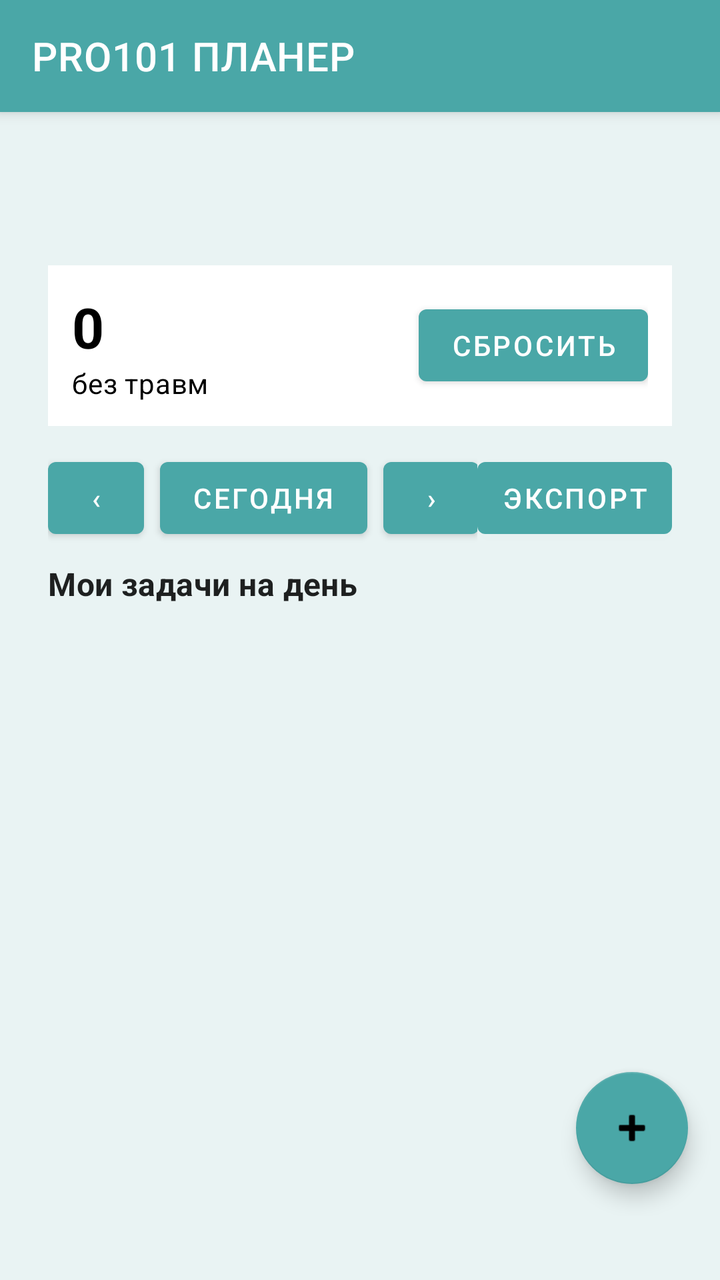
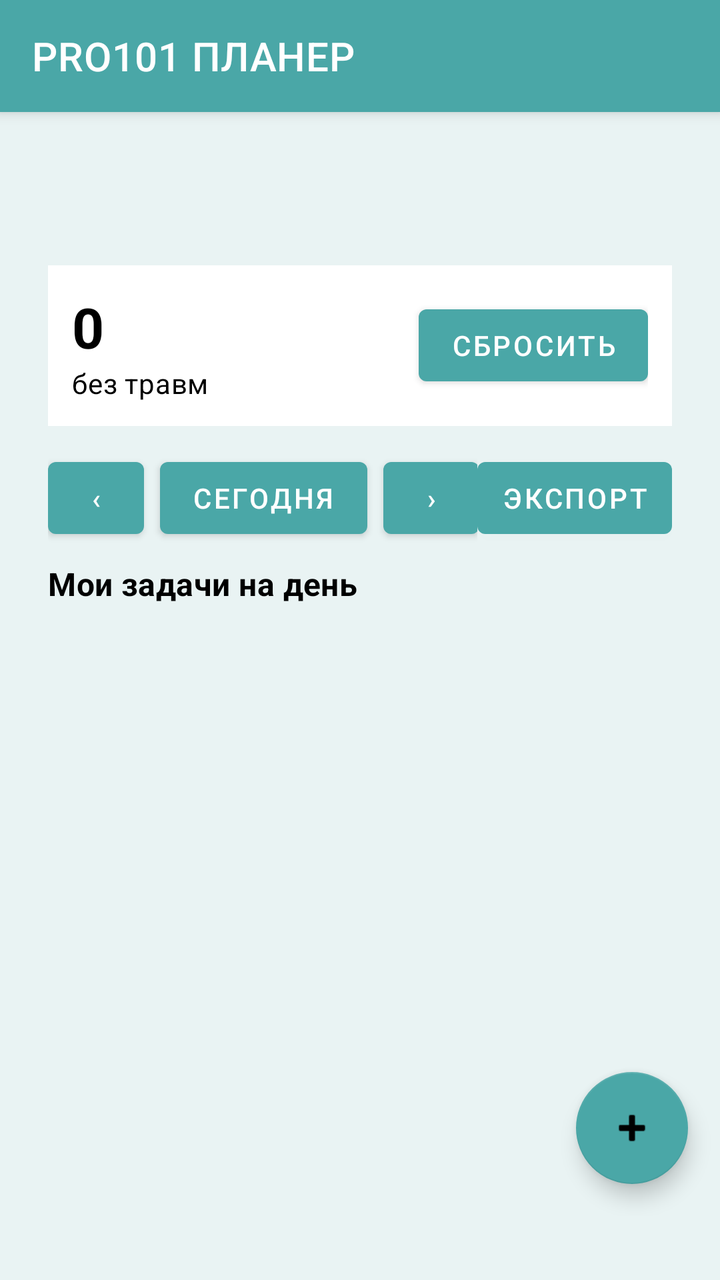

Screens rendered from an Android XML layout before and after an edit, with the pre-edit source and the edit as a unified diff.
<!-- AndroidManifest.xml: activity theme Theme.Planer -->
<!-- res/layout/activity_main.xml -->
<?xml version="1.0" encoding="utf-8"?>
<androidx.drawerlayout.widget.DrawerLayout xmlns:android="http://schemas.android.com/apk/res/android"
    xmlns:app="http://schemas.android.com/apk/res-auto"
    android:id="@+id/drawer_layout"
    android:layout_width="match_parent"
    android:layout_height="match_parent">

    <androidx.coordinatorlayout.widget.CoordinatorLayout
        android:layout_width="match_parent"
        android:layout_height="match_parent"
        android:paddingBottom="@dimen/safe_bottom_inset">

        <com.google.android.material.appbar.AppBarLayout
            android:id="@+id/app_bar_layout"
            android:layout_width="match_parent"
            android:layout_height="wrap_content"
            android:fitsSystemWindows="true">

            <androidx.appcompat.widget.Toolbar
                android:id="@+id/toolbar"
                android:layout_width="match_parent"
                android:layout_height="?attr/actionBarSize"
                android:background="?attr/colorPrimary"
                android:theme="?attr/actionBarTheme"
                app:title="@string/app_name"
                app:titleTextColor="@color/white" />
        </com.google.android.material.appbar.AppBarLayout>

        <androidx.core.widget.NestedScrollView
            android:id="@+id/content_container"
            android:layout_width="match_parent"
            android:layout_height="match_parent"
            android:background="@color/color_background"
            android:fillViewport="true"
            android:padding="12dp"
            app:layout_behavior="@string/appbar_scrolling_view_behavior">

            <LinearLayout
                android:layout_width="match_parent"
                android:layout_height="wrap_content"
                android:orientation="vertical">

                <LinearLayout
                    android:id="@+id/header_container"
                    android:layout_width="match_parent"
                    android:layout_height="wrap_content"
                    android:background="@color/color_background"
                    android:orientation="vertical"
                    android:padding="12dp">

                <TextView
                    android:id="@+id/day_name"
                    android:layout_width="wrap_content"
                    android:layout_height="wrap_content"
                    android:paddingBottom="4dp"
                    android:textAppearance="?attr/textAppearanceSubtitle1"
                    android:textColor="@color/black"
                    android:textStyle="bold"
                    app:autoSizeTextType="uniform"
                    app:autoSizeMinTextSize="14sp"
                    app:autoSizeMaxTextSize="22sp"
                    app:autoSizeStepGranularity="2sp" />

                <TextView
                    android:id="@+id/week_title"
                    android:layout_width="wrap_content"
                    android:layout_height="wrap_content"
                    android:paddingBottom="8dp"
                    android:textAppearance="?attr/textAppearanceBody2"
                    android:textColor="@color/black"
                    app:autoSizeTextType="uniform"
                    app:autoSizeMinTextSize="12sp"
                    app:autoSizeMaxTextSize="18sp"
                    app:autoSizeStepGranularity="2sp" />

                <LinearLayout
                    android:id="@+id/injury_counter_container"
                    android:layout_width="match_parent"
                    android:layout_height="wrap_content"
                    android:layout_marginBottom="12dp"
                    android:background="@color/white"
                    android:orientation="horizontal"
                    android:padding="12dp"
                    android:gravity="center_vertical">

                    <LinearLayout
                        android:layout_width="0dp"
                        android:layout_height="wrap_content"
                        android:layout_weight="1"
                        android:orientation="vertical">

                        <TextView
                            android:id="@+id/injury_counter_value"
                            android:layout_width="wrap_content"
                            android:layout_height="wrap_content"
                            android:text="0"
                            android:textColor="@color/black"
                            android:textSize="28sp"
                            android:textStyle="bold" />

                        <TextView
                            android:id="@+id/injury_counter_label"
                            android:layout_width="wrap_content"
                            android:layout_height="wrap_content"
                            android:text="@string/injury_free_suffix"
                            android:textColor="@color/black"
                            android:textAppearance="?attr/textAppearanceBody2" />
                    </LinearLayout>

                    <Button
                        android:id="@+id/injury_counter_reset"
                        android:layout_width="wrap_content"
                        android:layout_height="wrap_content"
                        android:text="@string/injury_free_reset" />
                </LinearLayout>

                    <LinearLayout
                        android:layout_width="match_parent"
                        android:layout_height="wrap_content"
                        android:orientation="horizontal"
                        android:layout_marginBottom="8dp">

                        <LinearLayout
                            android:layout_width="0dp"
                            android:layout_height="wrap_content"
                            android:layout_weight="1"
                            android:orientation="horizontal"
                            android:gravity="start">

                            <Button
                                android:id="@+id/prev_button"
                                android:layout_width="48dp"
                                android:layout_height="wrap_content"
                                android:text="‹" />

                            <Button
                                android:id="@+id/today_button"
                                android:layout_width="wrap_content"
                                android:layout_height="wrap_content"
                                android:layout_marginStart="8dp"
                                android:text="@string/today_button" />

                            <Button
                                android:id="@+id/next_button"
                                android:layout_width="48dp"
                                android:layout_height="wrap_content"
                                android:layout_marginStart="8dp"
                                android:text="›" />
                        </LinearLayout>

                        <Button
                            android:id="@+id/export_button"
                            android:layout_width="wrap_content"
                            android:layout_height="wrap_content"
                            android:text="@string/export_button"
                            android:drawableStart="@android:drawable/ic_menu_save"
                            android:paddingStart="12dp"
                            android:paddingEnd="12dp" />
                    </LinearLayout>

                    <TextView
                        android:layout_width="wrap_content"
                        android:layout_height="wrap_content"
                        android:text="@string/quick_tasks_label"
                        android:textAppearance="?attr/textAppearanceSubtitle1"
                        android:textStyle="bold"
                        android:paddingBottom="8dp" />
                </LinearLayout>

                <LinearLayout
                    android:id="@+id/day_container"
                    android:layout_width="match_parent"
                    android:layout_height="wrap_content"
                    android:orientation="vertical" />
            </LinearLayout>
        </androidx.core.widget.NestedScrollView>

        <com.google.android.material.floatingactionbutton.FloatingActionButton
            android:id="@+id/fab_add_task"
            android:layout_width="wrap_content"
            android:layout_height="wrap_content"
            android:layout_gravity="end|bottom"
            android:layout_margin="16dp"
            android:contentDescription="@string/today_button"
            app:srcCompat="@android:drawable/ic_input_add" />

    </androidx.coordinatorlayout.widget.CoordinatorLayout>

    <com.google.android.material.navigation.NavigationView
        android:id="@+id/navigation_view"
        android:layout_width="wrap_content"
        android:layout_height="match_parent"
        android:layout_gravity="start"
        app:headerLayout="@layout/nav_header"
        app:menu="@menu/menu_drawer" />

</androidx.drawerlayout.widget.DrawerLayout>
<!-- res/layout/nav_header.xml (included above) -->
<?xml version="1.0" encoding="utf-8"?>
<LinearLayout xmlns:android="http://schemas.android.com/apk/res/android"
    xmlns:app="http://schemas.android.com/apk/res-auto"
    android:layout_width="match_parent"
    android:layout_height="160dp"
    android:background="?attr/colorPrimary"
    android:gravity="bottom"
    android:orientation="vertical"
    android:padding="16dp">

    <TextView
        android:id="@+id/header_title"
        android:layout_width="wrap_content"
        android:layout_height="wrap_content"
        android:text="@string/nav_header_title"
        android:textColor="@color/white"
        android:textSize="20sp"
        android:textStyle="bold" />

    <TextView
        android:id="@+id/header_subtitle"
        android:layout_width="wrap_content"
        android:layout_height="wrap_content"
        android:layout_marginTop="4dp"
        android:text="@string/nav_header_subtitle"
        android:textColor="@color/white"
        android:textSize="14sp" />

</LinearLayout>
<!-- resources referenced by this layout -->
<resources>
  <color name="black">#FF000000</color>
  <color name="color_background">#E9F3F3</color>
  <color name="white">#FFFFFFFF</color>
  <dimen name="safe_bottom_inset">32dp</dimen>
  <string name="app_name">PRO101 ПЛАНЕР</string>
  <string name="export_button">Экспорт</string>
  <string name="injury_free_reset">Сбросить</string>
  <string name="injury_free_suffix">без травм</string>
  <string name="nav_header_subtitle">Ваш ежедневник по охране труда</string>
  <string name="nav_header_title">PRO101 ПЛАНЕР</string>
  <string name="quick_tasks_label">Мои задачи на день</string>
  <string name="today_button">Сегодня</string>
  <style name="Theme.Planer" parent="Theme.MaterialComponents.DayNight.NoActionBar">
          <item name="colorPrimary">@color/color_primary</item>
          <item name="colorPrimaryVariant">@color/color_primary_variant</item>
          <item name="colorSecondary">@color/color_secondary</item>
          <item name="colorSecondaryVariant">@color/color_secondary_variant</item>
          <item name="android:statusBarColor">@android:color/transparent</item>
          <item name="android:navigationBarColor">@android:color/transparent</item>
          <item name="android:windowBackground">@color/color_background</item>
      </style>
  <color name="color_primary">#4AA7A7</color>
  <color name="color_primary_variant">#3B8E90</color>
  <color name="color_secondary">#4AA7A7</color>
  <color name="color_secondary_variant">#3B8E90</color>
</resources>

<!-- the commit's change to res/layout/activity_main.xml (unified diff, before → after) -->
@@ -163,6 +163,7 @@
                         android:layout_height="wrap_content"
                         android:text="@string/quick_tasks_label"
                         android:textAppearance="?attr/textAppearanceSubtitle1"
+                        android:textColor="@color/black"
                         android:textStyle="bold"
                         android:paddingBottom="8dp" />
                 </LinearLayout>
